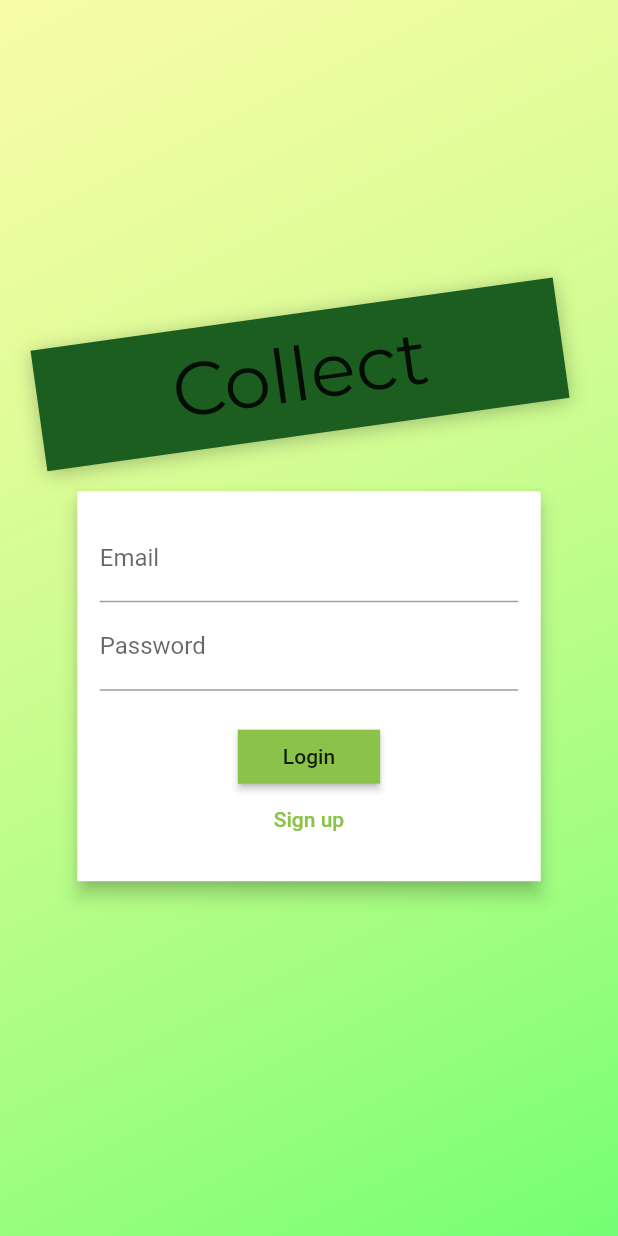
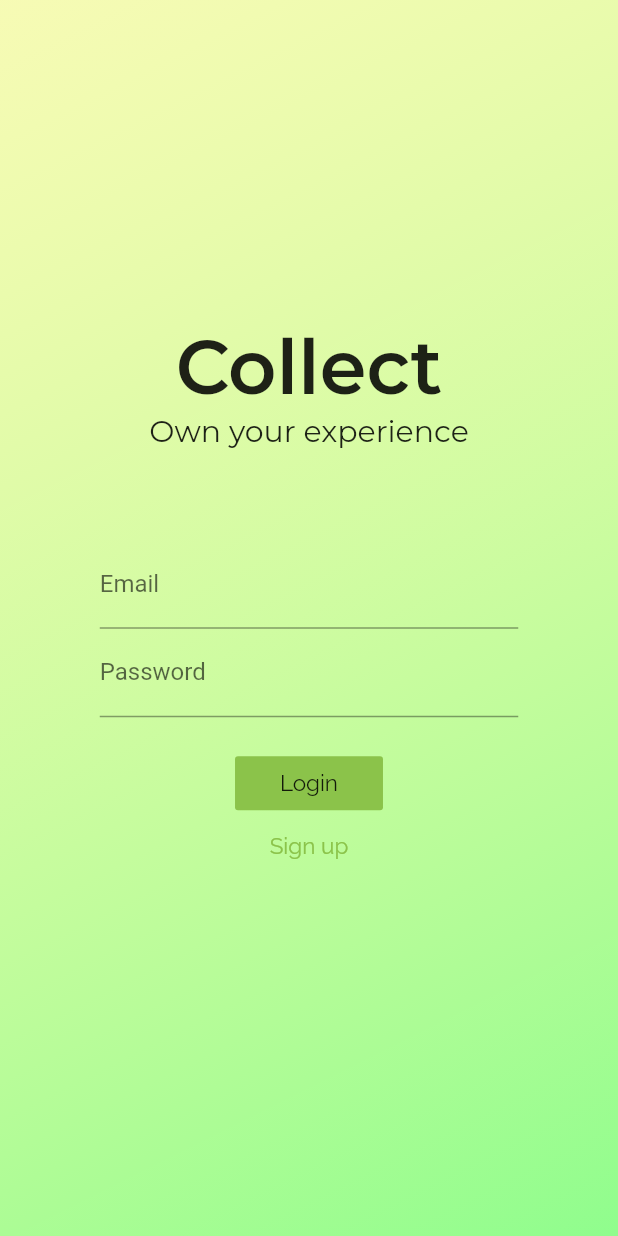
Before and after one commit to jackyangzzh/Flutter-Project, a Flutter app: the screen it shows after launch, on a phone screen of 412 x 824 dp. Run offline on Flutter 3.47's test engine with Material 2 defaults, Android fonts, the phone set to English and light mode, and no system bars.

Commit message:
more beautiful login

```diff
--- a/collection_app/lib/Screens/auth_screen.dart
+++ b/collection_app/lib/Screens/auth_screen.dart
@@ -17,8 +17,8 @@ class AuthScreen extends StatelessWidget {
             decoration: BoxDecoration(
                 gradient: LinearGradient(
               colors: [
-                Color.fromRGBO(255, 255, 102, 1).withOpacity(0.5),
-                Color.fromRGBO(102, 255, 102, 1).withOpacity(0.9)
+                Color.fromRGBO(255, 255, 102, 1).withOpacity(0.4),
+                Color.fromRGBO(102, 255, 102, 1).withOpacity(0.7),
               ],
               begin: Alignment.topLeft,
               end: Alignment.bottomRight,
@@ -33,30 +33,24 @@ class AuthScreen extends StatelessWidget {
                 mainAxisAlignment: MainAxisAlignment.center,
                 crossAxisAlignment: CrossAxisAlignment.center,
                 children: <Widget>[
-                  Flexible(
-                    child: Container(
-                      margin: EdgeInsets.only(bottom: 10),
-                      padding:
-                          EdgeInsets.symmetric(vertical: 10, horizontal: 90),
-                      transform: Matrix4.rotationZ(-8 * pi / 180)
-                        ..translate(-10.0),
-                      decoration: BoxDecoration(
-                          borderRadius: BorderRadius.circular(0),
-                          color: Colors.green.shade900,
-                          boxShadow: [
-                            BoxShadow(
-                                blurRadius: 10,
-                                color: Colors.black26,
-                                offset: Offset(0, 2))
-                          ]),
+                  Container(
                     child: Text('Collect',
                         style: TextStyle(
-                              color:
-                                  Theme.of(context).accentTextTheme.title.color,
+                            color: Theme.of(context).textTheme.title.color,
                             fontSize: 50,
+                            fontFamily: 'Montserrat',
+                            fontWeight: FontWeight.w600)),
+                  ),
+                  Container(
+                    child: Text('Own your experience',
+                        style: TextStyle(
+                            color: Theme.of(context).textTheme.title.color,
+                            fontSize: 20,
                             fontFamily: 'Montserrat',
                             fontWeight: FontWeight.normal)),
                   ),
+                  SizedBox(
+                    height: deviceSize.height * 0.05,
                   ),
                   Flexible(
                     flex: deviceSize.width > 600 ? 2 : 1,
--- a/collection_app/lib/Widgets/auth_card.dart
+++ b/collection_app/lib/Widgets/auth_card.dart
@@ -50,10 +50,8 @@ class _AuthCardState extends State<AuthCard> {
   Widget build(BuildContext context) {
     final deviceSize = MediaQuery.of(context).size;
     return Card(
-      shape: RoundedRectangleBorder(
-        borderRadius: BorderRadius.circular(0),
-      ),
-      elevation: 5,
+      color: Colors.transparent,
+      elevation: 0,
       child: Container(
         height: _authMode == AuthMode.Signup ? 320 : 260,
         constraints:
@@ -111,19 +109,19 @@ class _AuthCardState extends State<AuthCard> {
                     backgroundColor: Theme.of(context).primaryColor,
                   )
                 else
-                  RaisedButton(
-                    child:
-                        Text(_authMode == AuthMode.Login ? 'Login' : 'Sign up'),
+                  FlatButton(
+                    child: Text(
+                        _authMode == AuthMode.Login ? 'Login' : 'Sign up',
+                        style: TextStyle(fontFamily: 'Raleway', fontSize: 15)),
                     onPressed: _submit,
-                    shape: RoundedRectangleBorder(
-                        borderRadius: BorderRadius.circular(0)),
                     padding: EdgeInsets.symmetric(horizontal: 30, vertical: 5),
                     color: Theme.of(context).primaryColor,
                     textColor: Theme.of(context).primaryTextTheme.button.color,
                   ),
                 FlatButton(
                   child: Text(
-                      '${_authMode == AuthMode.Login ? 'Sign up' : 'Login'}'),
+                      '${_authMode == AuthMode.Login ? 'Sign up' : 'Login'}',
+                      style: TextStyle(fontFamily: 'Raleway', fontSize: 15)),
                   onPressed: _switchAuthMode,
                   padding: EdgeInsets.symmetric(horizontal: 30, vertical: 5),
                   materialTapTargetSize: MaterialTapTargetSize.shrinkWrap,
```
Lines whose indentation alone changed are shown as unchanged.
